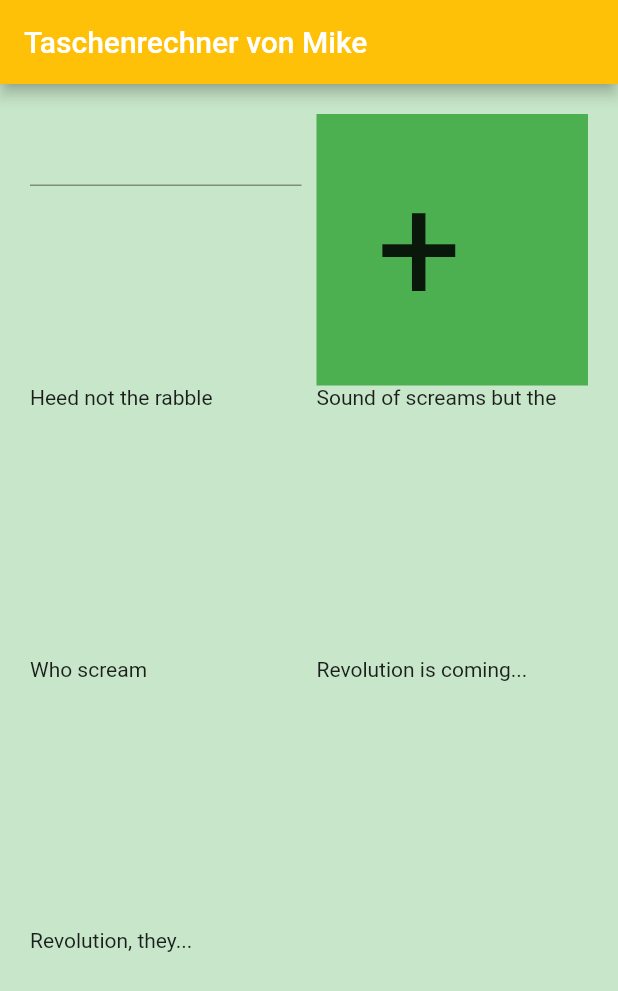
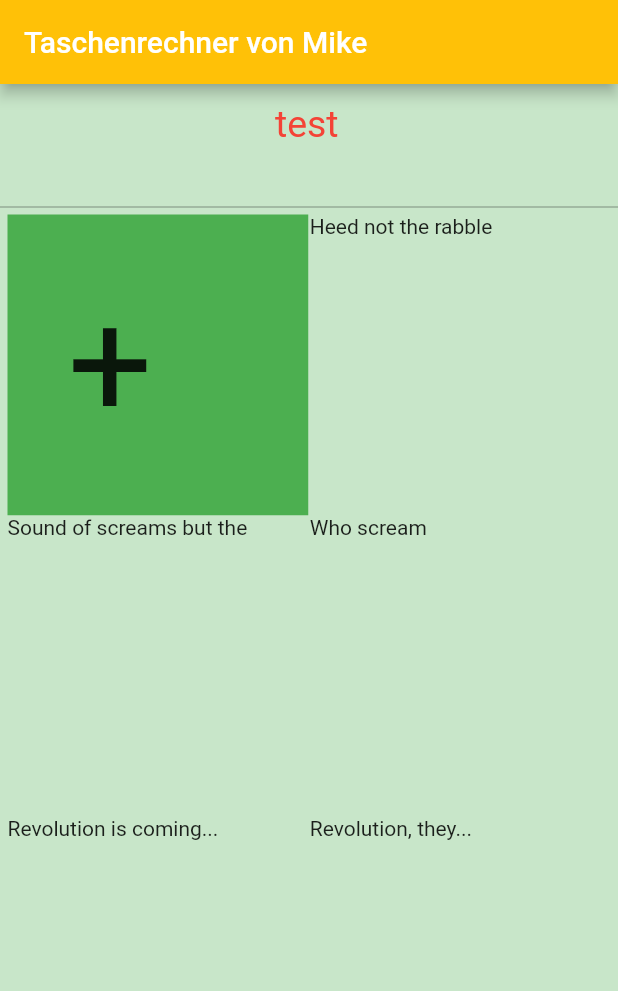
Before and after one commit to mike-la/flutter_calculator, a Flutter app: the screen it shows after launch, on a phone screen of 412 x 824 dp. Shown: the top 991 px of the screen. Run offline on Flutter 3.47's test engine with Material 2 defaults, Android fonts, the phone set to English and light mode, and no system bars.

Commit message:
TestFeld wird oben mittig angezeigt

```diff
--- a/lib/main.dart
+++ b/lib/main.dart
@@ -21,15 +21,21 @@ void main() {
 /// Currently, we just show one widget in our app.
 class Calculator extends StatelessWidget {
   TextEditingController m_resultTextController = new TextEditingController(
-    text: "",
+    text: "test",
   );
 
   //List with used operator (not allowed to have more than 1 operator after another)
   final List<String> operatorList = ['+','-','*','/'];
+  final int maxCountCharsMathTerm=10; //max count of chars (numbers and operators in the mathematic term
+
 
 
   @override
   Widget build(BuildContext context) {
+    Container topSection = this.createTopSection();
+    Expanded middleSection = this.createMiddleSection();
+
+
     return MaterialApp(
       debugShowCheckedModeBanner: false,
       home: Scaffold(
@@ -38,17 +44,39 @@ class Calculator extends StatelessWidget {
           backgroundColor: Colors.amber,
         ),
         backgroundColor: Colors.green[100],
-        body: GridView.count(
-            primary: false,
-            padding: const EdgeInsets.all(20.0),
-            crossAxisSpacing: 10.0,
-            crossAxisCount: 2,
+        body:  Column(
             children: <Widget>[
-              //List with different widgets
-        new TextField(
+              topSection,
+              middleSection,
+            ]),
+
+      ),
+    );
+  }
+
+  Container createTopSection(){
+    return Container(
+      child: new TextField( //TextField for the mathematic term
+        style: new TextStyle(
+          color: Colors.red,
+          fontSize: 25.0,
+        ),
+        enabled: false,
+        keyboardType: TextInputType.multiline,
+        maxLines: 2,
         controller: m_resultTextController,
         textAlign: TextAlign.center,
       ),
+    );
+  }
+
+  Expanded createMiddleSection(){
+    return new Expanded(child: GridView.count(
+        primary: false,
+        padding: const EdgeInsets.all(5.0),
+        crossAxisSpacing: 1.0,
+        crossAxisCount: 2,
+        children: <Widget>[
         plusMinus(
           m_categoryName: "+",
           m_categoryColor: Colors.green,
@@ -60,7 +88,6 @@ class Calculator extends StatelessWidget {
         const Text('Revolution is coming...'),
         const Text('Revolution, they...'),
         ]),
-      ),
     );
   }
 
@@ -99,7 +126,7 @@ class Calculator extends StatelessWidget {
     }
 
     //check, if last char of term is an operatpor
-    String lastCharTerm=input.substring(m_resultTextController.text.length-1,m_resultTextController.text.length);
+    String lastCharTerm=m_resultTextController.text.substring(m_resultTextController.text.length-1,m_resultTextController.text.length);
     print('substring' + lastCharTerm);
     print('operatorList Termindex' + operatorList.indexOf(lastCharTerm).toString());
     if(operatorList.indexOf(lastCharTerm)==-1){ //inserted char is no operator
```
Lines whose indentation alone changed are shown as unchanged.
